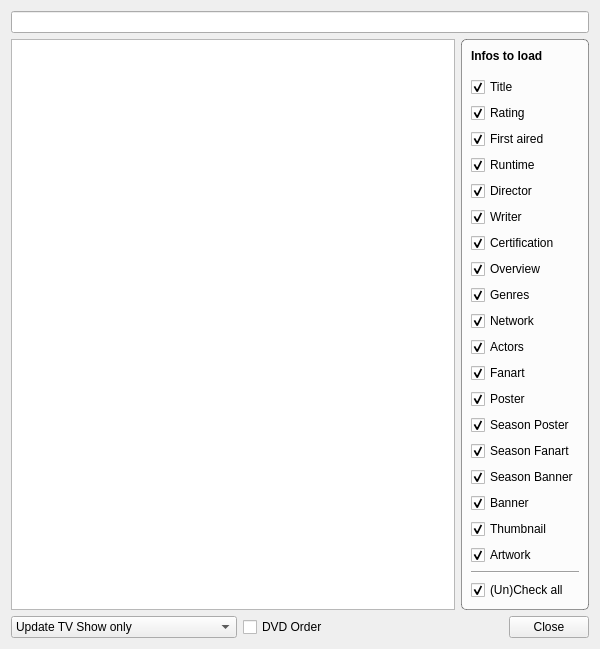
First picture: the form in tvShows/TvShowSearch.ui, repository Komet/MediaElch, before the edit.
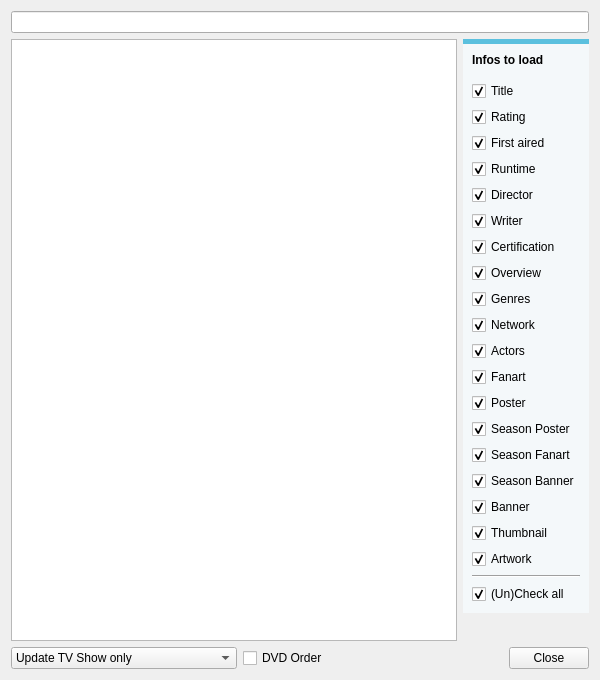
Second picture: the form after the edit. Icons and pictures are not drawn. Custom widgets are drawn as their Qt base class.

Commit message: Fixes #206 Show id in music search results; improved search widget layout

```diff
--- a/tvShows/TvShowSearch.ui
+++ b/tvShows/TvShowSearch.ui
@@ -10,7 +10,7 @@
     <x>0</x>
     <y>0</y>
     <width>600</width>
-    <height>606</height>
+    <height>680</height>
    </rect>
   </property>
   <property name="windowTitle">
@@ -73,12 +73,14 @@
       </widget>
      </item>
      <item>
+      <layout class="QVBoxLayout" name="verticalLayout_2">
+       <item>
       <widget class="QGroupBox" name="groupBox">
        <property name="styleSheet">
         <string notr="true">QGroupBox {
-	border: 1px solid rgba(0, 0, 0, 100);
-	border-radius: 5px;
-	background-color: rgba(255, 255, 255, 200);
+    border-radius: 0px;
+    border-top: 5px solid #5BC0DE; 
+    background-color: #F4F8FA;
 }</string>
        </property>
        <property name="title">
@@ -321,6 +323,9 @@
           </property>
          </widget>
         </item>
+         </layout>
+        </widget>
+       </item>
         <item>
          <spacer name="verticalSpacer_3">
           <property name="orientation">
@@ -335,7 +340,6 @@
          </spacer>
         </item>
        </layout>
-      </widget>
      </item>
     </layout>
    </item>
```
Lines whose indentation alone changed are shown as unchanged. The commit also changes 9 other files.
